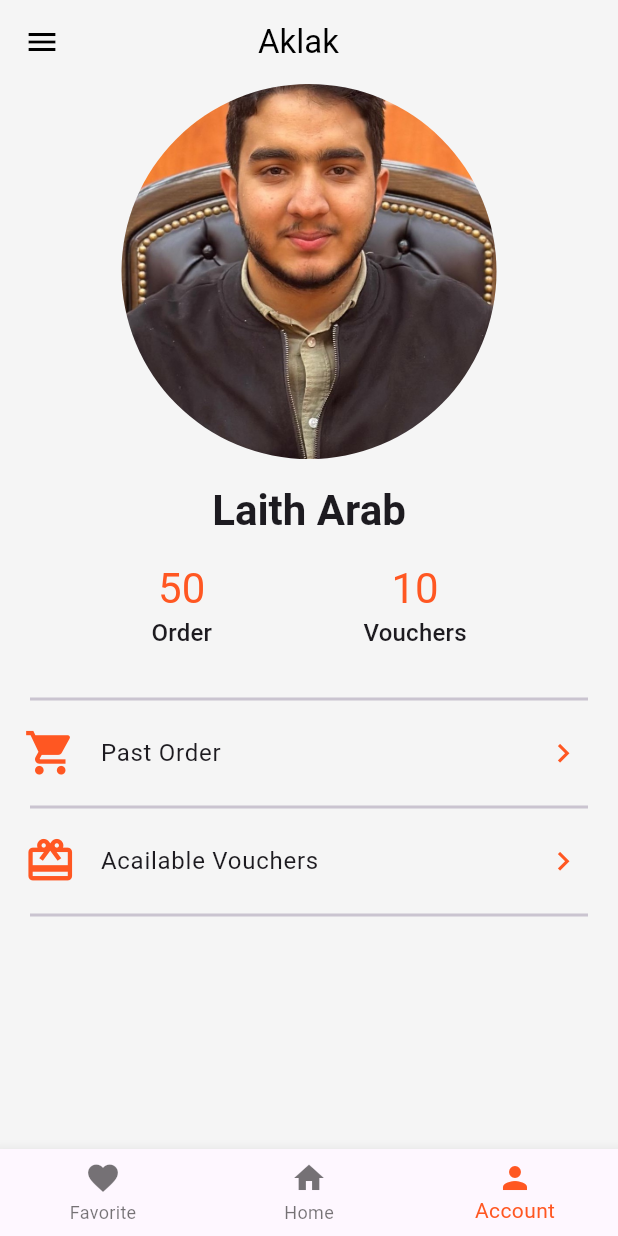
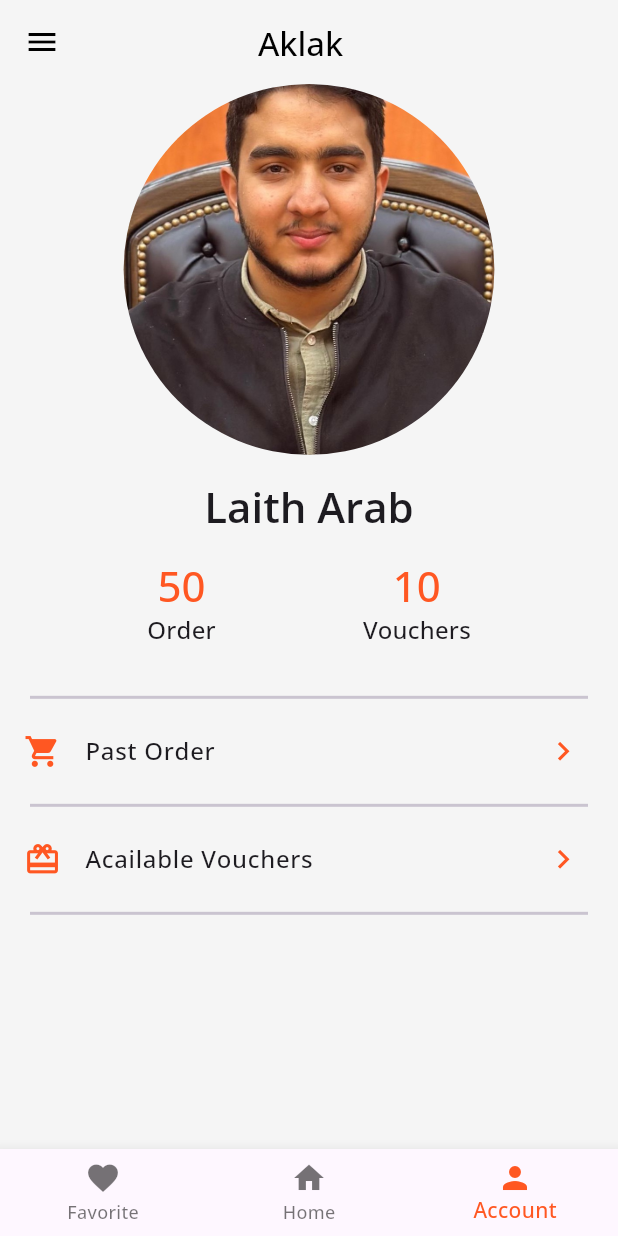
Before and after one commit to LaithArab/Food-Delivery-Flutter, a Flutter app: the screen it shows after launch, item 3 of the bottom bar chosen, on a phone screen of 412 x 824 dp. Run offline on Flutter 3.47's test engine with Material 3 defaults, Android fonts, the phone set to English and light mode, and no system bars; network calls fail.

Commit message:
make app responsive and adaptive

```diff
--- a/lib/main.dart
+++ b/lib/main.dart
@@ -1,4 +1,5 @@
 import 'package:flutter/material.dart';
+import 'package:flutter/services.dart';
 import 'package:food_delivery/pages/botton_navbar.dart';
 
 void main() {
@@ -20,8 +21,13 @@ class MyApp extends StatelessWidget {
           foregroundColor: Colors.black,
           elevation: 0,
         ),
-        dividerTheme: DividerThemeData(thickness: 2, indent: 20, endIndent: 20),
+        dividerTheme: const DividerThemeData(
+          thickness: 2,
+          indent: 20,
+          endIndent: 20,
+        ),
         listTileTheme: ListTileThemeData(iconColor: Colors.deepOrange),
+        fontFamily: 'OPenSans',
       ),
 
       title: 'Aklak - Food Delivery',
--- a/lib/models/food_item.dart
+++ b/lib/models/food_item.dart
@@ -34,13 +34,13 @@ List<FoodItem> food = [
         'https://images.icon-icons.com/2852/PNG/512/burger_fast_food_icon_181517.png',
   ),
   FoodItem(
-    name: "Chicken Burger",
+    name: "Chicken ",
     price: 13,
     imgUrl:
         'https://images.icon-icons.com/2419/PNG/512/burger_food_icon_146845.png',
   ),
   FoodItem(
-    name: "Margreta Burger",
+    name: "Margreta ",
     price: 10,
     imgUrl: 'https://images.icon-icons.com/1361/PNG/96/food-icons01_89023.png',
   ),
--- a/lib/pages/account_page.dart
+++ b/lib/pages/account_page.dart
@@ -27,8 +27,9 @@ class AccountPage extends StatelessWidget {
     String? subtitle,
     required IconData icon,
   }) {
+    final size = MediaQuery.of(context).size;
     return ListTile(
-      leading: Icon(icon, size: 35),
+      leading: Icon(icon, size: size.height * 0.03),
       title: Text(title),
       subtitle: subtitle != null ? Text(subtitle) : null,
       trailing: const Icon(Icons.chevron_right, size: 25),
@@ -38,11 +39,13 @@ class AccountPage extends StatelessWidget {
 
   @override
   Widget build(BuildContext context) {
+    final size = MediaQuery.of(context).size;
+
     return Center(
       child: Column(
         children: [
           Container(
-            height: 250,
+            height: size.height * 0.3,
             decoration: BoxDecoration(
               shape: BoxShape.circle,
               image: DecorationImage(
@@ -51,14 +54,14 @@ class AccountPage extends StatelessWidget {
               ),
             ),
           ),
-          const SizedBox(height: 16.0),
+          SizedBox(height: size.height * 0.02),
           Text(
             "Laith Arab",
             style: Theme.of(
               context,
             ).textTheme.headlineMedium!.copyWith(fontWeight: FontWeight.w600),
           ),
-          const SizedBox(height: 16.0),
+          SizedBox(height: size.height * 0.02),
           Row(
             mainAxisAlignment: MainAxisAlignment.spaceEvenly,
             children: [
@@ -66,7 +69,7 @@ class AccountPage extends StatelessWidget {
               orderVoucherITem(context, name: "Vouchers", number: 10),
             ],
           ),
-          const SizedBox(height: 24.0),
+          SizedBox(height: size.height * 0.03),
           Divider(),
 
           itemTappedTile(
--- a/lib/pages/botton_navbar.dart
+++ b/lib/pages/botton_navbar.dart
@@ -41,7 +41,7 @@ class _MyWidgetState extends State<BottomNavBarPage> {
         onTap: onItemTapped,
         selectedItemColor: Theme.of(context).primaryColor,
       ),
-      body: bodyOption[selectedIndex],
+      body: SafeArea(child: bodyOption[selectedIndex]),
     );
   }
 }
```
Also changed, not shown: lib/pages/favorites_page.dart (+13 -6 lines), lib/pages/home_page.dart (+8 -5 lines), lib/widgets/food_grid_item.dart (+30 -15 lines), pubspec.yaml (+9 -6 lines), assets/fonts/OpenSans-Bold.ttf (added), assets/fonts/OpenSans-Light.ttf (added), assets/fonts/OpenSans-Medium.ttf (added), assets/fonts/OpenSans-Regular.ttf (added), assets/fonts/OpenSans-SemiBold.ttf (added), 1 other file.
